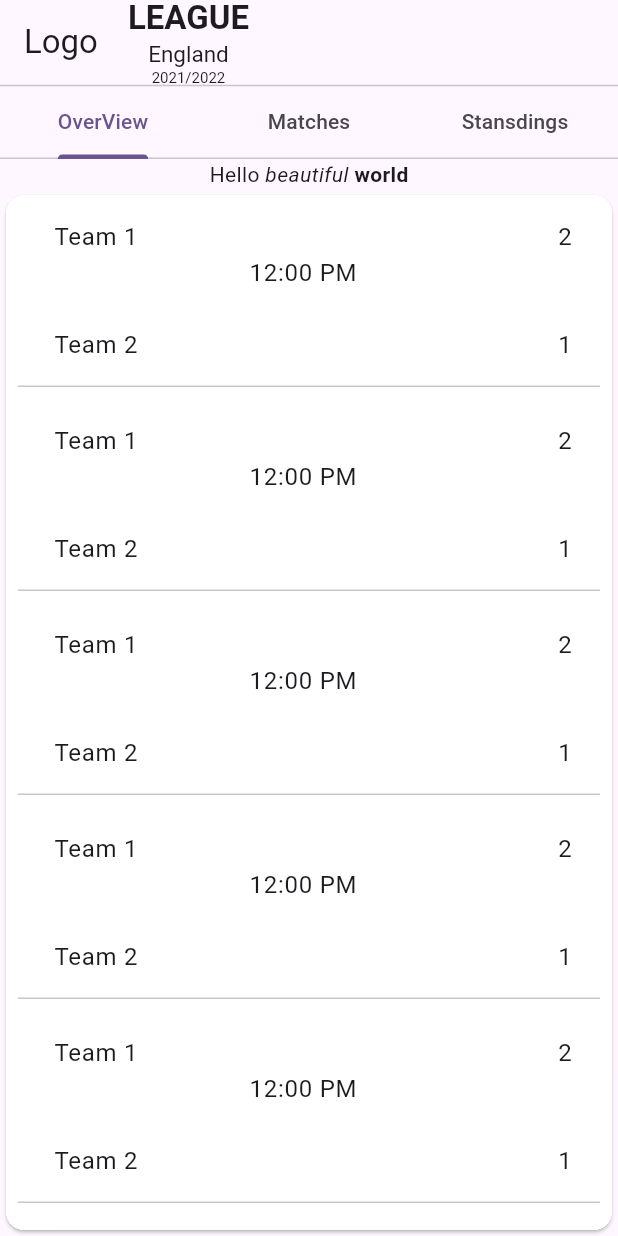
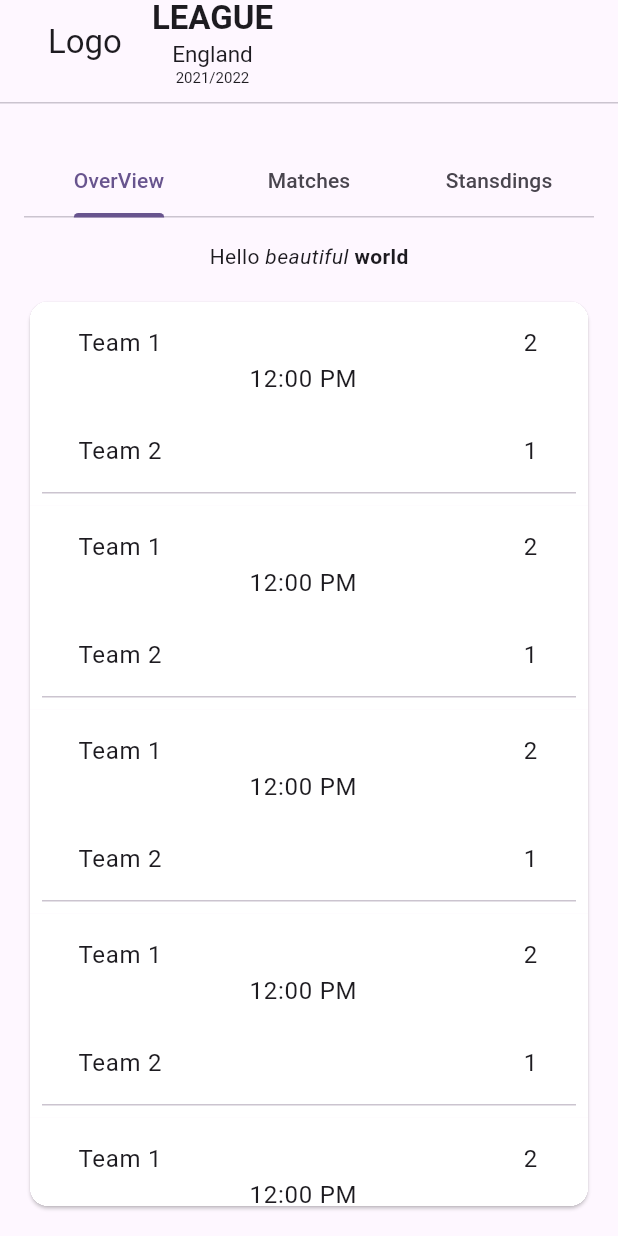
Before and after one commit to nwb2018/Projet-Flooter-Flutter, a Flutter app: the screen it shows after launch, on a phone screen of 412 x 824 dp. Run offline on Flutter 3.47's test engine with Material 3 defaults, Android fonts, the phone set to English and light mode, and no system bars; our stand-ins replace flutter_riverpod.

Commit message:
(feat/League) overView

```diff
--- a/lib/Pages/LeaguePage.dart
+++ b/lib/Pages/LeaguePage.dart
@@ -14,12 +14,14 @@ class LeaguePage extends StatelessWidget {
       length: 26,
       child: Scaffold(
         appBar: AppBar(
-          title: SizedBox(
+          title: const Padding(
+            padding: EdgeInsets.all(16.0),
+            child: SizedBox(
               child: Row(
                 children: [
                   Column(
                     children: [
-                    const Text('Logo'),
+                      Text('Logo'),
                     ],
                   ),
                   SizedBox(width: 20),
@@ -27,13 +29,13 @@ class LeaguePage extends StatelessWidget {
                     children: [
                       //const Text('LEAGUE'),
                       Row(
-                      children: [const Text('LEAGUE', style: TextStyle(fontWeight: FontWeight.bold)),],
+                        children: [Text('LEAGUE', style: TextStyle(fontWeight: FontWeight.bold)),],
                       ),
                       Row(
-                      children: [const Text('England',style: TextStyle(fontSize: 15),),],
+                        children: [Text('England',style: TextStyle(fontSize: 15),),],
                       ),
                       Row(
-                      children: [const Text('2021/2022', style: TextStyle(fontSize: 10),)],
+                        children: [Text('2021/2022', style: TextStyle(fontSize: 10),)],
                       )
                     ],
                   ),
@@ -41,15 +43,19 @@ class LeaguePage extends StatelessWidget {
               ),
             ),
           ),
+        ),
         body: Column(
           children: [
-            Divider(height: 2,), // Séparateur (bar)
-            const TabBar(
+            const Divider(height: 25,), // Séparateur bas du logo (bar)
+            const Padding(
+              padding: EdgeInsets.all(16.0),
+              child: TabBar(
                   tabs: [
                     Tab(text: 'OverView',),
                     Tab(text: 'Matches',),
                     Tab(text: 'Stansdings',)
                   ]
+              ),
             ),
 
             //week 31
@@ -72,10 +78,10 @@ class LeaguePage extends StatelessWidget {
                     overView(),
 
                     //matches
-                    matches(),
+                    const matches(),
 
                     //standings
-                    standings(),
+                    const standings(),
                   ]
               ),
             )
--- a/lib/tabs/overView.dart
+++ b/lib/tabs/overView.dart
@@ -7,7 +7,9 @@ class overView extends StatelessWidget {
 
   @override
   Widget build(BuildContext context) {
-    return Card(
+    return Padding(
+      padding: const EdgeInsets.all(16.0),
+      child: Card(
         clipBehavior: Clip.hardEdge,
 
         child: ListView.builder(
@@ -40,7 +42,7 @@ class overView extends StatelessWidget {
                                 SizedBox(width: 8),
                                 Text(team1Name),
 
-                              SizedBox(width: 280),
+                                SizedBox(width: 241),
                                 Text('$score1'),
                               ],
                             ),
@@ -60,7 +62,7 @@ class overView extends StatelessWidget {
                                 SizedBox(width: 8),
                                 Text(team2Name),
 
-                              SizedBox(width: 280),
+                                SizedBox(width: 241),
                                 Text('$score2'),
                               ],
                             ),
@@ -75,6 +77,7 @@ class overView extends StatelessWidget {
             );
           },
         ),
+      ),
     );
   }
 
--- a/lib/tabs/standings.dart
+++ b/lib/tabs/standings.dart
@@ -1,31 +1,16 @@
 import 'package:flutter/material.dart';
-
-/*class standings extends StatelessWidget {
-  const standings({super.key});
-
-  @override
-  Widget build(BuildContext context) {
-    return  Container(
-      color: Colors.lightBlueAccent,
-      child: Center(
-        child: Text(
-            'afficher le standing',
-            style: TextStyle(fontSize: 40),
-      ),
-      ),
-    );
-  }
-}*/
-
 
 
 class standings extends StatelessWidget {
   const standings({super.key});
   @override
   Widget build(BuildContext context) {
-    return Scaffold(
-      appBar: AppBar(title: const Text('week 31')),
-      body: ListView.builder(
+    return Padding(
+      padding: const EdgeInsets.all(16.0),
+      child: Card(
+        clipBehavior: Clip.hardEdge,
+
+        child: ListView.builder(
           itemCount: 10,
           itemBuilder: (context, index) {
 
@@ -55,7 +40,7 @@ class standings extends StatelessWidget {
                                 SizedBox(width: 8),
                                 Text(team1Name),
 
-                              SizedBox(width: 280),
+                                SizedBox(width: 241),
                                 Text('$score1'),
                               ],
                             ),
@@ -75,7 +60,7 @@ class standings extends StatelessWidget {
                                 SizedBox(width: 8),
                                 Text(team2Name),
 
-                              SizedBox(width: 280),
+                                SizedBox(width: 241),
                                 Text('$score2'),
                               ],
                             ),
@@ -90,6 +75,7 @@ class standings extends StatelessWidget {
             );
           },
         ),
+      ),
     );
   }
 }
```
Lines whose indentation alone changed are shown as unchanged.
